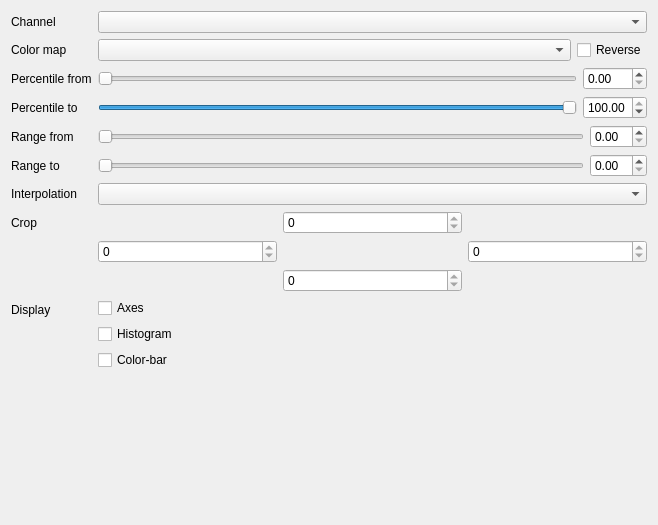
The window that rastools/rasviewer/mdi_window.ui (waveform-computing/rastools) describes before a commit, drawn with Qt 5.
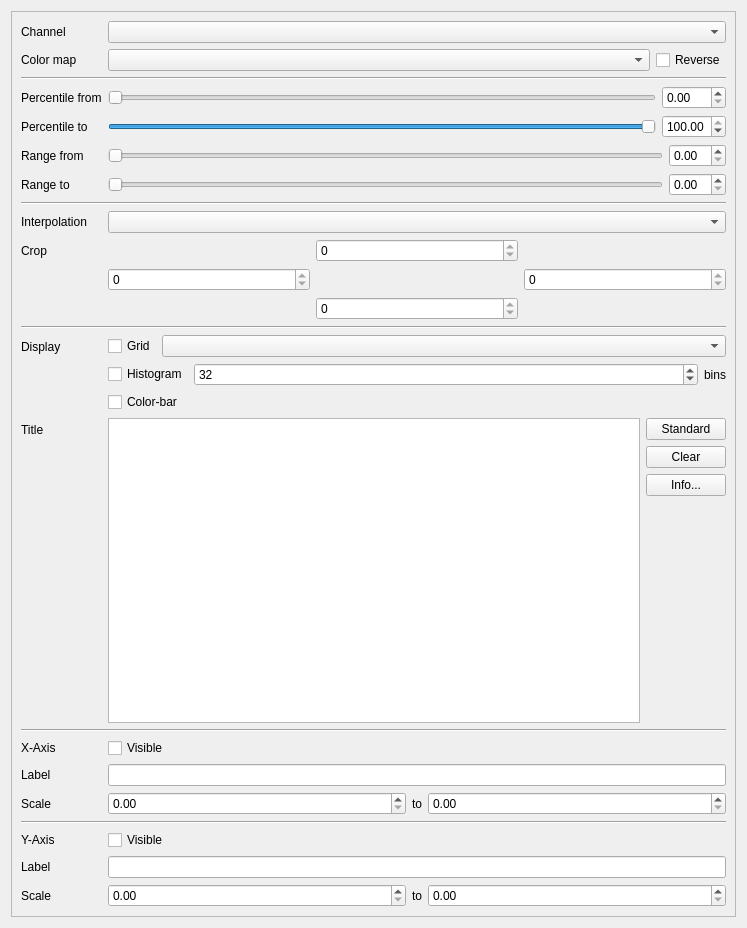
The same window after the commit.

Commit message: Added a load more controls for configuration X and Y axes, and bins in the histogram. Need to complete the title configuration and test whether the limits are a better way to manage cropping

```diff
--- a/rastools/rasviewer/mdi_window.ui
+++ b/rastools/rasviewer/mdi_window.ui
@@ -6,8 +6,8 @@
    <rect>
     <x>0</x>
     <y>0</y>
-    <width>658</width>
-    <height>525</height>
+    <width>747</width>
+    <height>928</height>
    </rect>
   </property>
   <property name="windowTitle">
@@ -19,8 +19,35 @@
      <property name="orientation">
       <enum>Qt::Horizontal</enum>
      </property>
-     <widget class="QWidget" name="">
-      <layout class="QFormLayout" name="form_layout">
+     <widget class="QScrollArea" name="scroll_area">
+      <property name="sizePolicy">
+       <sizepolicy hsizetype="Minimum" vsizetype="Expanding">
+        <horstretch>0</horstretch>
+        <verstretch>0</verstretch>
+       </sizepolicy>
+      </property>
+      <property name="minimumSize">
+       <size>
+        <width>381</width>
+        <height>0</height>
+       </size>
+      </property>
+      <property name="horizontalScrollBarPolicy">
+       <enum>Qt::ScrollBarAlwaysOff</enum>
+      </property>
+      <property name="widgetResizable">
+       <bool>true</bool>
+      </property>
+      <widget class="QWidget" name="scrollAreaWidgetContents">
+       <property name="geometry">
+        <rect>
+         <x>0</x>
+         <y>0</y>
+         <width>727</width>
+         <height>908</height>
+        </rect>
+       </property>
+       <layout class="QFormLayout" name="formLayout">
        <property name="fieldGrowthPolicy">
         <enum>QFormLayout::AllNonFixedFieldsGrow</enum>
        </property>
@@ -67,7 +94,14 @@
          </item>
         </layout>
        </item>
-       <item row="2" column="0">
+        <item row="2" column="0" colspan="2">
+         <widget class="Line" name="line">
+          <property name="orientation">
+           <enum>Qt::Horizontal</enum>
+          </property>
+         </widget>
+        </item>
+        <item row="3" column="0">
         <widget class="QLabel" name="percentile_from_label">
          <property name="text">
           <string>Percentile from</string>
@@ -77,7 +111,7 @@
          </property>
         </widget>
        </item>
-       <item row="2" column="1">
+        <item row="3" column="1">
         <layout class="QHBoxLayout" name="percentile_from_layout">
          <item>
           <widget class="QSlider" name="percentile_from_slider">
@@ -107,7 +141,7 @@
          </item>
         </layout>
        </item>
-       <item row="3" column="0">
+        <item row="4" column="0">
         <widget class="QLabel" name="percentile_to_label">
          <property name="text">
           <string>Percentile to</string>
@@ -117,7 +151,7 @@
          </property>
         </widget>
        </item>
-       <item row="3" column="1">
+        <item row="4" column="1">
         <layout class="QHBoxLayout" name="percentile_to_layout">
          <item>
           <widget class="QSlider" name="percentile_to_slider">
@@ -153,7 +187,7 @@
          </item>
         </layout>
        </item>
-       <item row="4" column="0">
+        <item row="5" column="0">
         <widget class="QLabel" name="range_from_label">
          <property name="text">
           <string>Range from</string>
@@ -163,7 +197,7 @@
          </property>
         </widget>
        </item>
-       <item row="4" column="1">
+        <item row="5" column="1">
         <layout class="QHBoxLayout" name="range_from_layout">
          <item>
           <widget class="QSlider" name="range_from_slider">
@@ -180,7 +214,7 @@
          </item>
         </layout>
        </item>
-       <item row="5" column="0">
+        <item row="6" column="0">
         <widget class="QLabel" name="range_to_label">
          <property name="text">
           <string>Range to</string>
@@ -190,7 +224,7 @@
          </property>
         </widget>
        </item>
-       <item row="5" column="1">
+        <item row="6" column="1">
         <layout class="QHBoxLayout" name="range_to_layout">
          <item>
           <widget class="QSlider" name="range_to_slider">
@@ -207,7 +241,14 @@
          </item>
         </layout>
        </item>
-       <item row="6" column="0">
+        <item row="7" column="0" colspan="2">
+         <widget class="Line" name="line_2">
+          <property name="orientation">
+           <enum>Qt::Horizontal</enum>
+          </property>
+         </widget>
+        </item>
+        <item row="8" column="0">
         <widget class="QLabel" name="interpolation_label">
          <property name="text">
           <string>Interpolation</string>
@@ -217,10 +258,10 @@
          </property>
         </widget>
        </item>
-       <item row="6" column="1">
+        <item row="8" column="1">
         <widget class="QComboBox" name="interpolation_combo"/>
        </item>
-       <item row="7" column="0">
+        <item row="9" column="0">
         <widget class="QLabel" name="crop_label">
          <property name="text">
           <string>Crop</string>
@@ -230,7 +271,7 @@
          </property>
         </widget>
        </item>
-       <item row="7" column="1">
+        <item row="9" column="1">
         <layout class="QGridLayout" name="crop_layout">
          <item row="0" column="1">
           <widget class="QSpinBox" name="crop_top_spinbox">
@@ -262,30 +303,79 @@
          </item>
         </layout>
        </item>
-       <item row="8" column="0">
+        <item row="11" column="0">
         <widget class="QLabel" name="display_label">
          <property name="text">
           <string>Display</string>
          </property>
         </widget>
        </item>
-       <item row="8" column="1">
+        <item row="11" column="1">
         <layout class="QVBoxLayout" name="display_layout">
          <item>
-          <widget class="QCheckBox" name="axes_check">
+           <layout class="QHBoxLayout" name="grid_layout">
+            <item>
+             <widget class="QCheckBox" name="grid_check">
+              <property name="sizePolicy">
+               <sizepolicy hsizetype="Fixed" vsizetype="Fixed">
+                <horstretch>0</horstretch>
+                <verstretch>0</verstretch>
+               </sizepolicy>
+              </property>
            <property name="text">
-            <string>Axes</string>
+               <string>Grid</string>
            </property>
           </widget>
          </item>
+            <item>
+             <widget class="QComboBox" name="grid_style_combo"/>
+            </item>
+           </layout>
+          </item>
+          <item>
+           <layout class="QHBoxLayout" name="histogram_layout">
          <item>
           <widget class="QCheckBox" name="histogram_check">
+              <property name="sizePolicy">
+               <sizepolicy hsizetype="Fixed" vsizetype="Fixed">
+                <horstretch>0</horstretch>
+                <verstretch>0</verstretch>
+               </sizepolicy>
+              </property>
            <property name="text">
             <string>Histogram</string>
            </property>
           </widget>
          </item>
          <item>
+             <widget class="QSpinBox" name="histogram_bins_spinbox">
+              <property name="minimum">
+               <number>2</number>
+              </property>
+              <property name="maximum">
+               <number>100</number>
+              </property>
+              <property name="value">
+               <number>32</number>
+              </property>
+             </widget>
+            </item>
+            <item>
+             <widget class="QLabel" name="bins_label">
+              <property name="sizePolicy">
+               <sizepolicy hsizetype="Fixed" vsizetype="Preferred">
+                <horstretch>0</horstretch>
+                <verstretch>0</verstretch>
+               </sizepolicy>
+              </property>
+              <property name="text">
+               <string>bins</string>
+              </property>
+             </widget>
+            </item>
+           </layout>
+          </item>
+          <item>
           <widget class="QCheckBox" name="colorbar_check">
            <property name="text">
             <string>Color-bar</string>
@@ -294,7 +384,212 @@
          </item>
         </layout>
        </item>
-      </layout>
+        <item row="12" column="0">
+         <widget class="QLabel" name="title_label">
+          <property name="text">
+           <string>Title</string>
+          </property>
+         </widget>
+        </item>
+        <item row="12" column="1">
+         <layout class="QHBoxLayout" name="title_layout_1">
+          <item>
+           <widget class="QPlainTextEdit" name="title_edit">
+            <property name="tabChangesFocus">
+             <bool>true</bool>
+            </property>
+            <property name="lineWrapMode">
+             <enum>QPlainTextEdit::NoWrap</enum>
+            </property>
+           </widget>
+          </item>
+          <item>
+           <layout class="QVBoxLayout" name="title_layout_2">
+            <item>
+             <widget class="QPushButton" name="standard_button">
+              <property name="text">
+               <string>Standard</string>
+              </property>
+             </widget>
+            </item>
+            <item>
+             <widget class="QPushButton" name="clear_button">
+              <property name="text">
+               <string>Clear</string>
+              </property>
+             </widget>
+            </item>
+            <item>
+             <widget class="QPushButton" name="info_button">
+              <property name="text">
+               <string>Info...</string>
+              </property>
+             </widget>
+            </item>
+            <item>
+             <spacer name="verticalSpacer">
+              <property name="orientation">
+               <enum>Qt::Vertical</enum>
+              </property>
+              <property name="sizeHint" stdset="0">
+               <size>
+                <width>20</width>
+                <height>40</height>
+               </size>
+              </property>
+             </spacer>
+            </item>
+           </layout>
+          </item>
+         </layout>
+        </item>
+        <item row="13" column="0" colspan="2">
+         <widget class="Line" name="line_3">
+          <property name="orientation">
+           <enum>Qt::Horizontal</enum>
+          </property>
+         </widget>
+        </item>
+        <item row="14" column="0">
+         <widget class="QLabel" name="x_axis_label">
+          <property name="text">
+           <string>X-Axis</string>
+          </property>
+         </widget>
+        </item>
+        <item row="14" column="1">
+         <widget class="QCheckBox" name="x_visible_check">
+          <property name="text">
+           <string>Visible</string>
+          </property>
+         </widget>
+        </item>
+        <item row="15" column="0">
+         <widget class="QLabel" name="x_label_label">
+          <property name="text">
+           <string>Label</string>
+          </property>
+         </widget>
+        </item>
+        <item row="15" column="1">
+         <widget class="QLineEdit" name="x_label_edit"/>
+        </item>
+        <item row="16" column="0">
+         <widget class="QLabel" name="x_scale_label">
+          <property name="text">
+           <string>Scale</string>
+          </property>
+         </widget>
+        </item>
+        <item row="16" column="1">
+         <layout class="QHBoxLayout" name="x_scale_layout">
+          <item>
+           <widget class="QDoubleSpinBox" name="x_scale_from_spinbox">
+            <property name="maximum">
+             <double>1000000.000000000000000</double>
+            </property>
+           </widget>
+          </item>
+          <item>
+           <widget class="QLabel" name="x_scale_label_2">
+            <property name="sizePolicy">
+             <sizepolicy hsizetype="Fixed" vsizetype="Preferred">
+              <horstretch>0</horstretch>
+              <verstretch>0</verstretch>
+             </sizepolicy>
+            </property>
+            <property name="text">
+             <string>to</string>
+            </property>
+           </widget>
+          </item>
+          <item>
+           <widget class="QDoubleSpinBox" name="x_scale_to_spinbox">
+            <property name="maximum">
+             <double>1000000.000000000000000</double>
+            </property>
+           </widget>
+          </item>
+         </layout>
+        </item>
+        <item row="18" column="0">
+         <widget class="QLabel" name="y_axis_label">
+          <property name="text">
+           <string>Y-Axis</string>
+          </property>
+         </widget>
+        </item>
+        <item row="18" column="1">
+         <widget class="QCheckBox" name="y_visible_check">
+          <property name="text">
+           <string>Visible</string>
+          </property>
+         </widget>
+        </item>
+        <item row="19" column="0">
+         <widget class="QLabel" name="y_label_label">
+          <property name="text">
+           <string>Label</string>
+          </property>
+         </widget>
+        </item>
+        <item row="19" column="1">
+         <widget class="QLineEdit" name="y_label_edit"/>
+        </item>
+        <item row="20" column="0">
+         <widget class="QLabel" name="y_scale_label">
+          <property name="text">
+           <string>Scale</string>
+          </property>
+         </widget>
+        </item>
+        <item row="20" column="1">
+         <layout class="QHBoxLayout" name="y_scale_layout">
+          <item>
+           <widget class="QDoubleSpinBox" name="y_scale_to_spinbox">
+            <property name="maximum">
+             <double>1000000.000000000000000</double>
+            </property>
+           </widget>
+          </item>
+          <item>
+           <widget class="QLabel" name="y_scale_label_2">
+            <property name="sizePolicy">
+             <sizepolicy hsizetype="Fixed" vsizetype="Preferred">
+              <horstretch>0</horstretch>
+              <verstretch>0</verstretch>
+             </sizepolicy>
+            </property>
+            <property name="text">
+             <string>to</string>
+            </property>
+           </widget>
+          </item>
+          <item>
+           <widget class="QDoubleSpinBox" name="y_scale_from_spinbox">
+            <property name="maximum">
+             <double>1000000.000000000000000</double>
+            </property>
+           </widget>
+          </item>
+         </layout>
+        </item>
+        <item row="17" column="0" colspan="2">
+         <widget class="Line" name="line_4">
+          <property name="orientation">
+           <enum>Qt::Horizontal</enum>
+          </property>
+         </widget>
+        </item>
+        <item row="10" column="0" colspan="2">
+         <widget class="Line" name="line_5">
+          <property name="orientation">
+           <enum>Qt::Horizontal</enum>
+          </property>
+         </widget>
+        </item>
+       </layout>
+      </widget>
      </widget>
     </widget>
    </item>
```
Left out of the diff: 18 changed lines with no effect on the pictures. Lines whose indentation alone changed are shown as unchanged. The commit also changes 1 other file.
